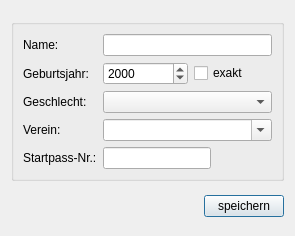
Above: masterdata/athletedialog.ui from turnfix/turnfix before the change. Below: the same form after it.
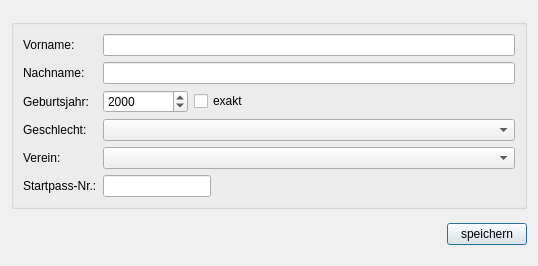
That is the form after the change. Icons and pictures are not drawn.

What changed in the file:
```diff
--- a/masterdata/athletedialog.ui
+++ b/masterdata/athletedialog.ui
@@ -6,8 +6,8 @@
    <rect>
     <x>0</x>
     <y>0</y>
-    <width>295</width>
-    <height>236</height>
+    <width>538</width>
+    <height>266</height>
    </rect>
   </property>
   <property name="sizePolicy">
@@ -36,55 +36,37 @@
       <string/>
      </property>
      <layout class="QGridLayout" name="gridLayout_2">
-      <item row="0" column="0">
-       <widget class="QLabel" name="label">
-        <property name="text">
-         <string>Name:</string>
-        </property>
-       </widget>
-      </item>
-      <item row="1" column="0">
-       <widget class="QLabel" name="label_2">
-        <property name="text">
-         <string>Geburtsjahr:</string>
-        </property>
-       </widget>
-      </item>
-      <item row="2" column="0">
-       <widget class="QLabel" name="label_3">
-        <property name="text">
-         <string>Geschlecht:</string>
-        </property>
-       </widget>
-      </item>
-      <item row="3" column="0">
-       <widget class="QLabel" name="label_4">
-        <property name="text">
-         <string>Verein:</string>
-        </property>
-       </widget>
-      </item>
-      <item row="4" column="0">
-       <widget class="QLabel" name="label_5">
-        <property name="text">
-         <string>Startpass-Nr.:</string>
-        </property>
-       </widget>
-      </item>
       <item row="3" column="1" colspan="2">
-       <widget class="QComboBox" name="cmb_club">
+       <widget class="QComboBox" name="cmb_sex"/>
+      </item>
+      <item row="3" column="0">
+       <widget class="QLabel" name="genderLabel">
+        <property name="text">
+         <string>Geschlecht:</string>
+        </property>
+       </widget>
+      </item>
+      <item row="2" column="2">
+       <widget class="QCheckBox" name="chk_dat">
         <property name="sizePolicy">
          <sizepolicy hsizetype="Expanding" vsizetype="Fixed">
           <horstretch>0</horstretch>
           <verstretch>0</verstretch>
          </sizepolicy>
         </property>
-        <property name="editable">
-         <bool>true</bool>
+        <property name="text">
+         <string>exakt</string>
         </property>
        </widget>
       </item>
-      <item row="1" column="1">
+      <item row="2" column="0">
+       <widget class="QLabel" name="yobLabel">
+        <property name="text">
+         <string>Geburtsjahr:</string>
+        </property>
+       </widget>
+      </item>
+      <item row="2" column="1">
        <widget class="QDateEdit" name="dae_year">
         <property name="sizePolicy">
          <sizepolicy hsizetype="Fixed" vsizetype="Fixed">
@@ -103,10 +85,7 @@
         </property>
        </widget>
       </item>
-      <item row="2" column="1" colspan="2">
-       <widget class="QComboBox" name="cmb_sex"/>
-      </item>
-      <item row="4" column="1" colspan="2">
+      <item row="5" column="1" colspan="2">
        <widget class="QLineEdit" name="txt_id">
         <property name="sizePolicy">
          <sizepolicy hsizetype="Fixed" vsizetype="Fixed">
@@ -119,22 +98,50 @@
         </property>
        </widget>
       </item>
+      <item row="0" column="0">
+       <widget class="QLabel" name="firstnameLabel">
+        <property name="text">
+         <string>Vorname:</string>
+        </property>
+       </widget>
+      </item>
+      <item row="4" column="0">
+       <widget class="QLabel" name="clubLabel">
+        <property name="text">
+         <string>Verein:</string>
+        </property>
+       </widget>
+      </item>
       <item row="0" column="1" colspan="2">
        <widget class="QLineEdit" name="txt_name"/>
       </item>
-      <item row="1" column="2">
-       <widget class="QCheckBox" name="chk_dat">
+      <item row="4" column="1" colspan="2">
+       <widget class="QComboBox" name="cmb_club">
         <property name="sizePolicy">
          <sizepolicy hsizetype="Expanding" vsizetype="Fixed">
           <horstretch>0</horstretch>
           <verstretch>0</verstretch>
          </sizepolicy>
         </property>
+       </widget>
+      </item>
+      <item row="5" column="0">
+       <widget class="QLabel" name="licenseLabel">
         <property name="text">
-         <string>exakt</string>
+         <string>Startpass-Nr.:</string>
         </property>
        </widget>
       </item>
+      <item row="1" column="0">
+       <widget class="QLabel" name="lastnamneLabel">
+        <property name="text">
+         <string>Nachname:</string>
+        </property>
+       </widget>
+      </item>
+      <item row="1" column="1" colspan="2">
+       <widget class="QLineEdit" name="lastnameInput"/>
+      </item>
      </layout>
     </widget>
    </item>
```
Left out of the diff: 6 changed lines with no effect on the pictures.
